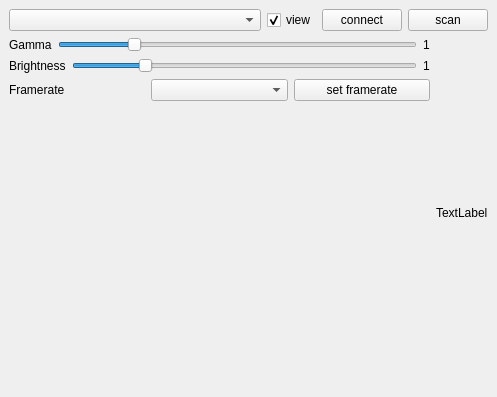
This is qt5_camera/ui/camera_controls.ui in DanielDondorp/qt5_camera as Qt 5 draws it before an edit. The edited form follows.
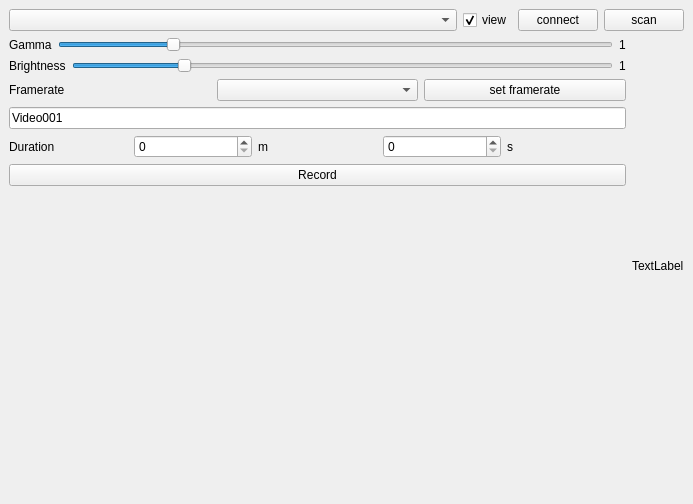
This is the edited form.

What changed in the file:
```diff
--- a/qt5_camera/ui/camera_controls.ui
+++ b/qt5_camera/ui/camera_controls.ui
@@ -6,8 +6,8 @@
    <rect>
     <x>0</x>
     <y>0</y>
-    <width>497</width>
-    <height>397</height>
+    <width>693</width>
+    <height>504</height>
    </rect>
   </property>
   <widget class="QWidget" name="dockWidgetContents">
@@ -159,6 +159,54 @@
         </item>
        </layout>
       </item>
+      <item>
+       <widget class="QLineEdit" name="lineEditSaveName">
+        <property name="text">
+         <string>Video001</string>
+        </property>
+       </widget>
+      </item>
+      <item>
+       <layout class="QHBoxLayout" name="horizontalLayout_5">
+        <item>
+         <widget class="QLabel" name="label">
+          <property name="text">
+           <string>Duration</string>
+          </property>
+         </widget>
+        </item>
+        <item>
+         <widget class="QSpinBox" name="spinBoxDurationMin"/>
+        </item>
+        <item>
+         <widget class="QLabel" name="label_2">
+          <property name="text">
+           <string>m</string>
+          </property>
+         </widget>
+        </item>
+        <item>
+         <widget class="QSpinBox" name="spinBoxDurationSec"/>
+        </item>
+        <item>
+         <widget class="QLabel" name="label_3">
+          <property name="text">
+           <string>s</string>
+          </property>
+         </widget>
+        </item>
+       </layout>
+      </item>
+      <item>
+       <widget class="QPushButton" name="buttonRecord">
+        <property name="text">
+         <string>Record</string>
+        </property>
+        <property name="checkable">
+         <bool>true</bool>
+        </property>
+       </widget>
+      </item>
       <item>
        <spacer name="verticalSpacer">
         <property name="orientation">
```
